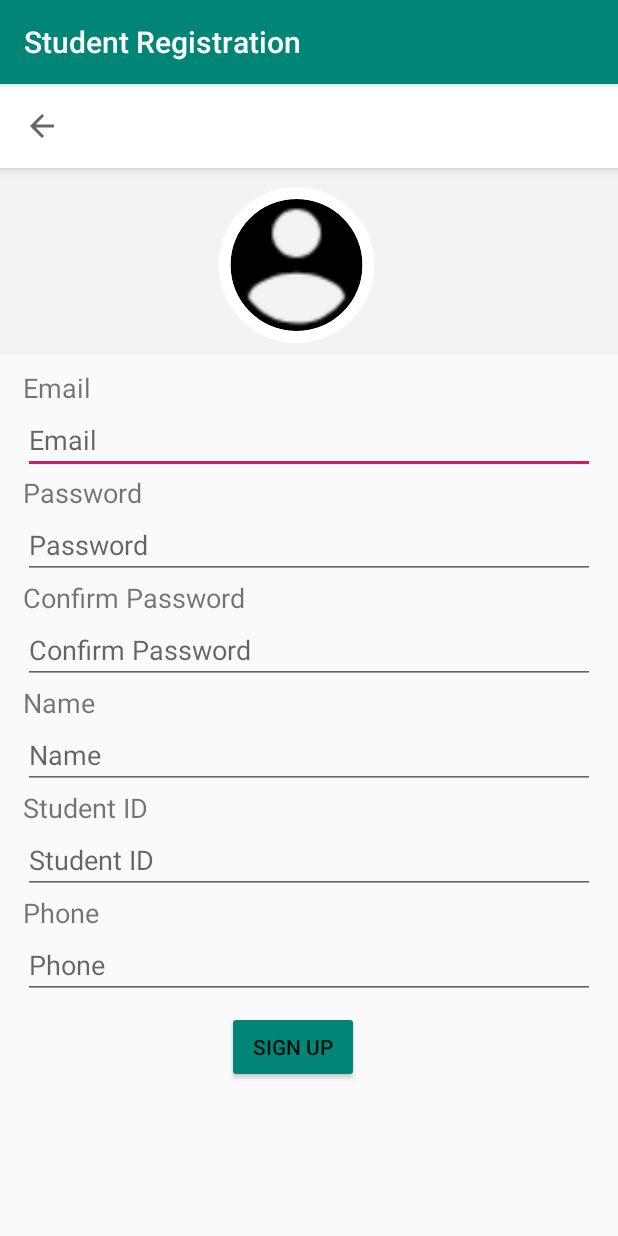
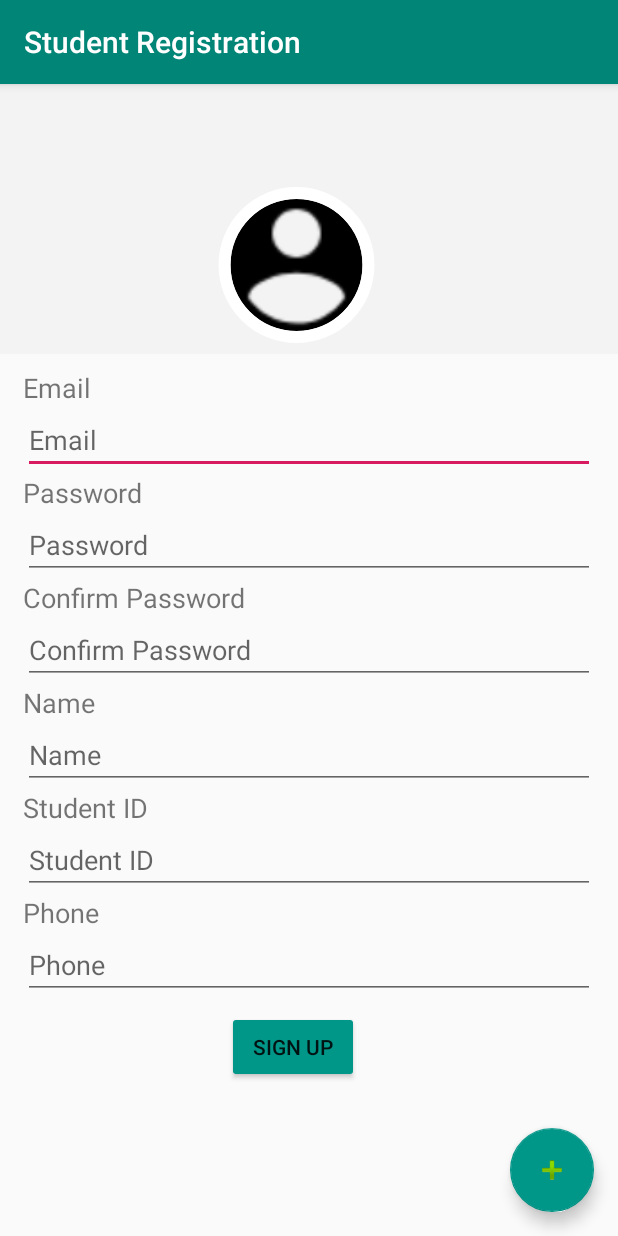
Before and after one commit to ece1778-2021/Ready, an Android app: the StudentRegisterActivity screen opened directly, with no data from a screen before it, on a phone screen of 412 x 824 dp. Run offline under Robolectric (Android 15) with nearby library versions, the phone set to English and light mode, and no system bars; our stand-ins replace CircleImageView.

Commit message:
update student ui

```diff
--- a/app/src/main/java/me/nirmit/ready/StudentAssgAdapter.java
+++ b/app/src/main/java/me/nirmit/ready/StudentAssgAdapter.java
@@ -1,5 +1,6 @@
 package me.nirmit.ready;
 
+import android.util.Log;
 import android.view.LayoutInflater;
 import android.view.View;
 import android.view.ViewGroup;
@@ -15,6 +16,8 @@ import java.util.List;
 public class StudentAssgAdapter extends RecyclerView.Adapter<StudentAssgAdapter.RecyclerViewHolder>{
     private List<String> assgList;
     private ClickListener<String> clickListener;
+    private static final String LOG = StudentAssgAdapter.class.getSimpleName();
+
 
 
     public StudentAssgAdapter(List<String> assgList){
@@ -30,6 +33,7 @@ public class StudentAssgAdapter extends RecyclerView.Adapter<StudentAssgAdapter.
     public void onBindViewHolder(StudentAssgAdapter.RecyclerViewHolder holder, final int position) {
         final String assgQt = assgList.get(position);
         holder.question.setText(assgQt);
+        Log.d(LOG, "clicked");
         //TODO: Save final answer
         //TODO: Upload picture
         //TODO: Set picture visible
--- a/app/src/main/java/me/nirmit/ready/StudentAssgListAdapter.java
+++ b/app/src/main/java/me/nirmit/ready/StudentAssgListAdapter.java
@@ -50,7 +50,7 @@ public class StudentAssgListAdapter extends RecyclerView.Adapter<StudentAssgList
         public RecyclerViewHolder(View itemView) {
             super(itemView);
             title = itemView.findViewById(R.id.student_question);
-            cardView = itemView.findViewById(R.id.student_qt_card);
+            cardView = itemView.findViewById(R.id.student_assg_list_card);
 
         }
     }
--- a/app/src/main/java/me/nirmit/ready/StudentRegisterActivity.java
+++ b/app/src/main/java/me/nirmit/ready/StudentRegisterActivity.java
@@ -10,6 +10,6 @@ public class StudentRegisterActivity extends AppCompatActivity {
     protected void onCreate(Bundle savedInstanceState) {
         super.onCreate(savedInstanceState);
         setContentView(R.layout.activity_student_register);
-        Toolbar toolbar = findViewById(R.id.student_register_toolbar);
+//        Toolbar toolbar = findViewById(R.id.student_register_toolbar);
     }
 }
--- a/app/src/main/res/layout/activity_student_register.xml
+++ b/app/src/main/res/layout/activity_student_register.xml
@@ -9,22 +9,29 @@
     android:orientation="vertical"
     tools:context=".StudentRegisterActivity">
 
+<!--    <com.google.android.material.appbar.AppBarLayout-->
+<!--        android:layout_width="match_parent"-->
+<!--        android:layout_height="wrap_content">-->
 
+<!--        <androidx.appcompat.widget.Toolbar-->
+<!--            android:id="@+id/student_register_toolbar"-->
+<!--            android:layout_width="match_parent"-->
+<!--            android:layout_height="?attr/actionBarSize"-->
+<!--            android:background="#FFFFFF"-->
+<!--            app:navigationIcon="?attr/homeAsUpIndicator" />-->
 
-    <com.google.android.material.appbar.AppBarLayout
-        android:layout_width="match_parent"
-        android:layout_height="wrap_content">
-
-        <androidx.appcompat.widget.Toolbar
-            android:id="@+id/student_register_toolbar"
-            android:layout_width="match_parent"
-            android:layout_height="?attr/actionBarSize"
-            android:background="#FFFFFF"
-            app:navigationIcon="?attr/homeAsUpIndicator" />
-
-
-    </com.google.android.material.appbar.AppBarLayout>
+<!--    </com.google.android.material.appbar.AppBarLayout>-->
 
     <include layout="@layout/content_student_register" />
 
+    <com.google.android.material.floatingactionbutton.FloatingActionButton
+        android:id="@+id/profile_fab"
+        android:layout_width="wrap_content"
+        android:layout_height="wrap_content"
+        android:layout_gravity="end|bottom"
+        android:layout_margin="16dp"
+        android:contentDescription="@string/take_a_picture"
+        android:src="@android:drawable/ic_input_add"
+        app:backgroundTint="#009688" />
+
 </androidx.coordinatorlayout.widget.CoordinatorLayout>
--- a/app/src/main/res/layout/content_student_register.xml
+++ b/app/src/main/res/layout/content_student_register.xml
@@ -169,7 +169,7 @@
             android:layout_height="48dp"
             android:layout_marginTop="8dp"
             android:text="@string/sign_up"
-            app:backgroundTint="@color/colorPrimary"
+            app:backgroundTint="#009688"
             app:layout_constraintEnd_toEndOf="parent"
             app:layout_constraintHorizontal_bias="0.467"
             app:layout_constraintStart_toStartOf="parent"
--- a/app/src/main/res/layout/student_assg_adapter.xml
+++ b/app/src/main/res/layout/student_assg_adapter.xml
@@ -15,7 +15,7 @@
 
         <TextView
             android:id="@+id/student_question"
-            android:layout_width="96dp"
+            android:layout_width="wrap_content"
             android:layout_height="25dp"
             android:layout_margin="8dp"
             android:fontFamily="sans-serif-smallcaps"
@@ -40,7 +40,7 @@
             android:ems="10"
             android:fontFamily="sans-serif-smallcaps"
             android:inputType="numberSigned|text|numberDecimal"
-            android:text="@string/student_final_answer"
+            android:hint="@string/student_final_answer"
             android:textSize="14sp"
             android:textStyle="bold"
             cardView:layout_constraintBottom_toBottomOf="parent"
--- a/app/src/main/res/layout/student_assg_list_adapter.xml
+++ b/app/src/main/res/layout/student_assg_list_adapter.xml
@@ -2,7 +2,7 @@
 <androidx.cardview.widget.CardView xmlns:android="http://schemas.android.com/apk/res/android"
     xmlns:tools="http://schemas.android.com/tools"
     xmlns:cardView="http://schemas.android.com/apk/res-auto"
-    android:id="@+id/student_qt_card"
+    android:id="@+id/student_assg_list_card"
     android:layout_width="match_parent"
     android:layout_height="90dp"
     cardView:cardCornerRadius="8dp"
--- a/app/src/main/res/values/strings.xml
+++ b/app/src/main/res/values/strings.xml
@@ -12,4 +12,5 @@
     <string name="student_phone">Phone</string>
     <string name="student_final_answer">Final Answer</string>
     <string name="student_upload_button">Upload</string>
+    <string name="take_a_picture">Take a picture</string>
 </resources>
```
Also changed, not shown: app/src/main/AndroidManifest.xml (+5 -2 lines), app/src/main/java/me/nirmit/ready/StudentAssignmentActivity.java (+6 -1 lines), app/src/main/java/me/nirmit/ready/StudentMainActivity.java (+6 -1 lines), app/src/main/res/layout/activity_student_assg.xml (+24 -3 lines), app/src/main/res/layout/activity_student_main.xml (+20 -7 lines).
